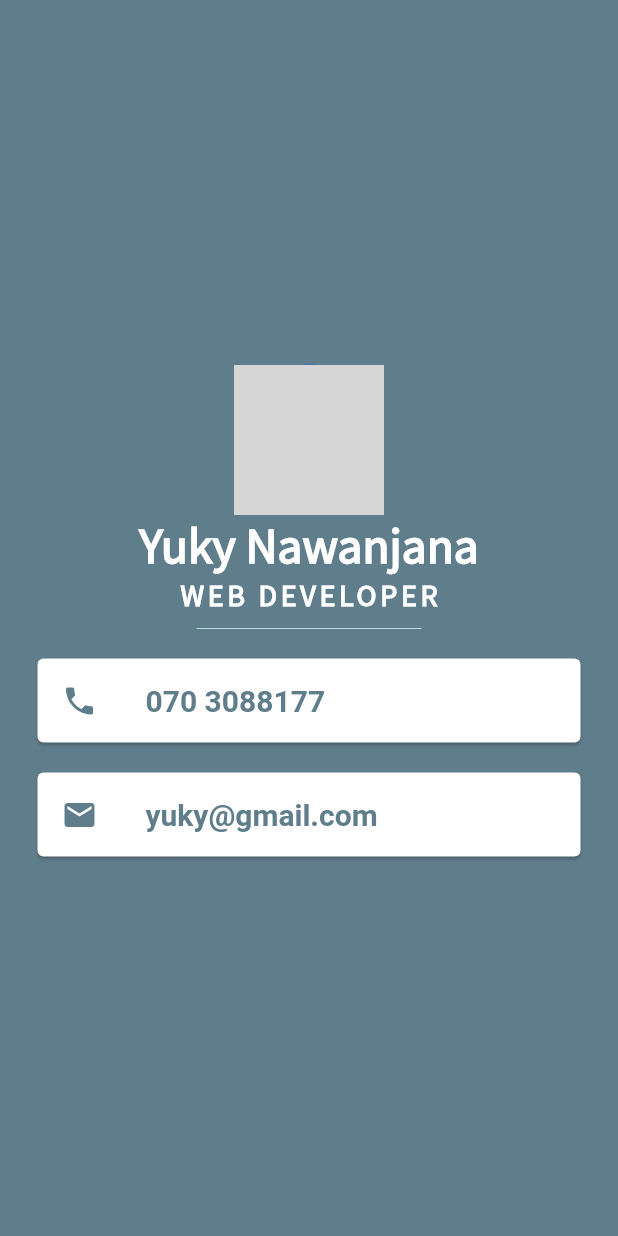
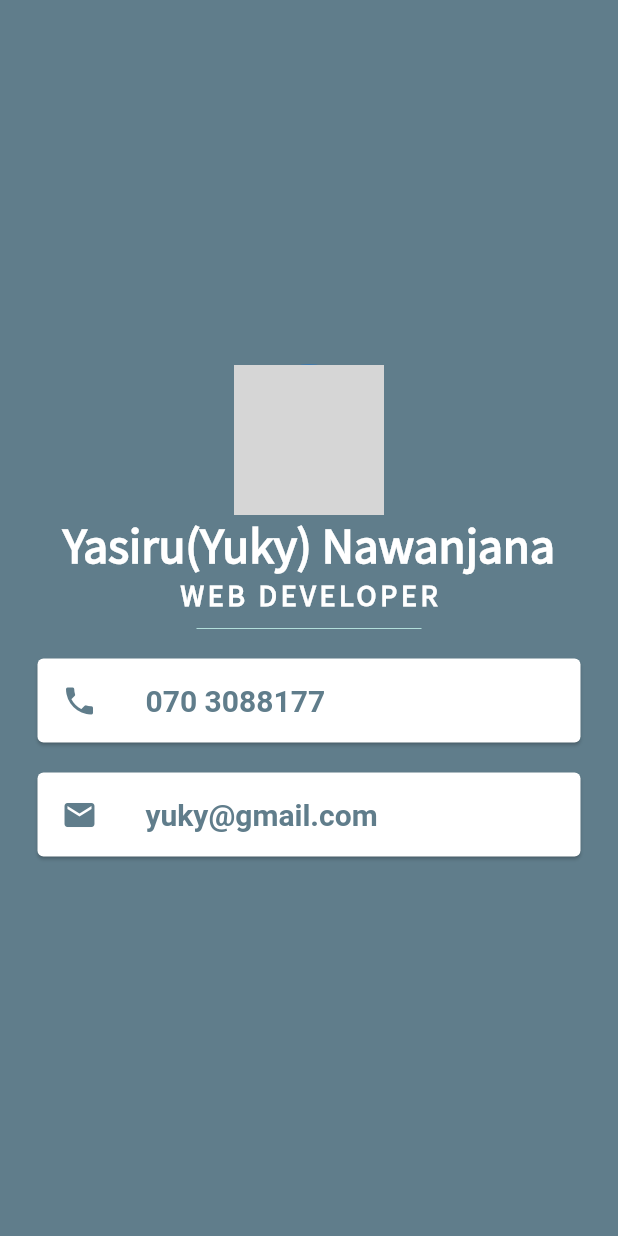
Before and after one commit to YukyNawanjana/flutter-profile-app, a Flutter app: the screen it shows after launch, on a phone screen of 412 x 824 dp. Run offline on Flutter 3.47's test engine with Material 2 defaults, Android fonts, the phone set to English and light mode, and no system bars; grey boxes are pictures that could not be loaded.

Commit message:
Change Name

```diff
--- a/lib/main.dart
+++ b/lib/main.dart
@@ -25,7 +25,7 @@ class MyApp extends StatelessWidget {
 
              ),
              Text(
-               'Yuky Nawanjana',
+               'Yasiru(Yuky) Nawanjana',
                style: TextStyle(
                  fontSize: 33.0,
                  color: Colors.white,
```
Also changed, not shown: pubspec.lock (added), 1 other file.
